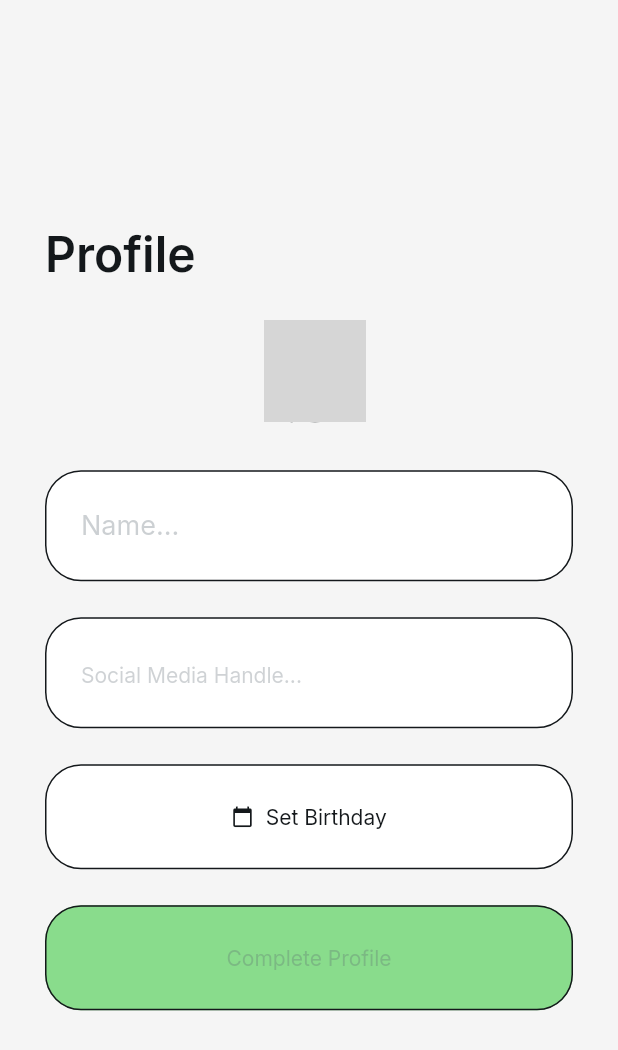
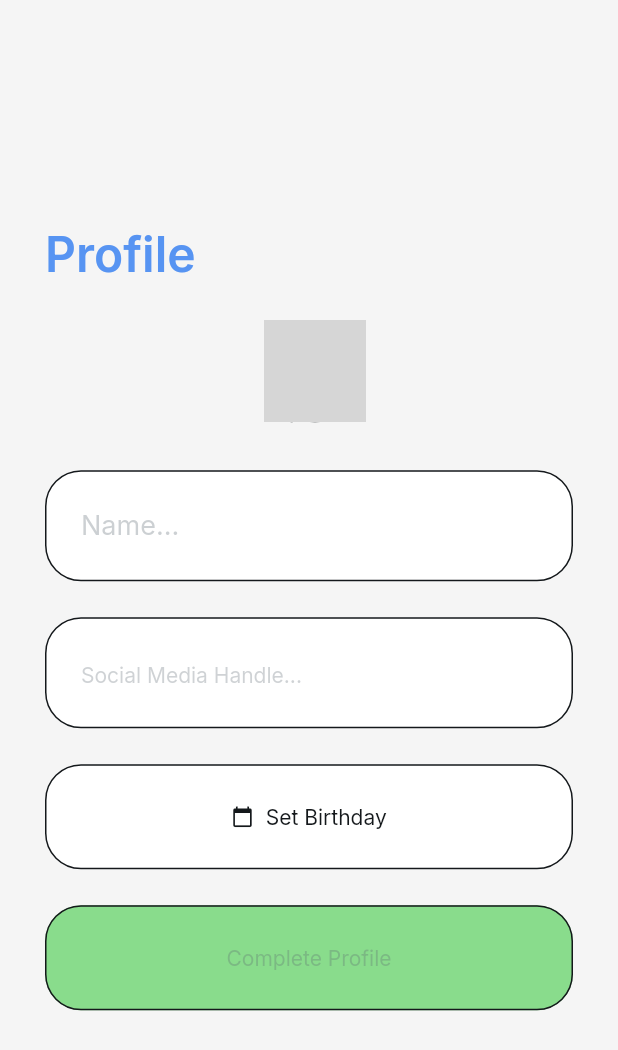
Before and after one commit to alaniseirizarry/TodoApp-FlutterFlow, a Flutter app: the OnboardingWidget screen opened by its route, on a phone screen of 412 x 824 dp. Shown: the top 1050 px of the screen. Run offline on Flutter 3.47's test engine with Material 3 defaults, Android fonts, the phone set to English and light mode, and no system bars; drawn by our look-alikes of auto_size_text; our stand-ins replace cloud_firestore, easy_debounce, file_picker, firebase_auth, firebase_core, firebase_storage and 13 more; missing offline and left inert: json_path, mime_type; accounts and stored records are empty; network calls fail; grey boxes are pictures that could not be loaded.

```diff
--- a/lib/onboarding/onboarding_widget.dart
+++ b/lib/onboarding/onboarding_widget.dart
@@ -82,6 +82,8 @@ class _OnboardingWidgetState extends State<OnboardingWidget> {
                                   .headlineLarge
                                   .override(
                                     fontFamily: 'Inter',
+                                    color:
+                                        FlutterFlowTheme.of(context).secondary,
                                     letterSpacing: 0.0,
                                   ),
                             ),
```
